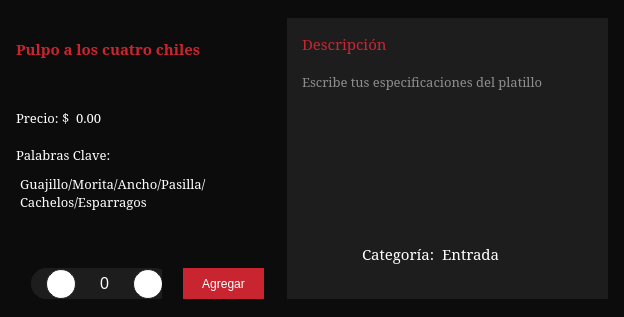
First picture: the form in Restaurante/Mesero/confirmacion_comanda.ui, repository camvaz/restaurante-ihc, before the edit.
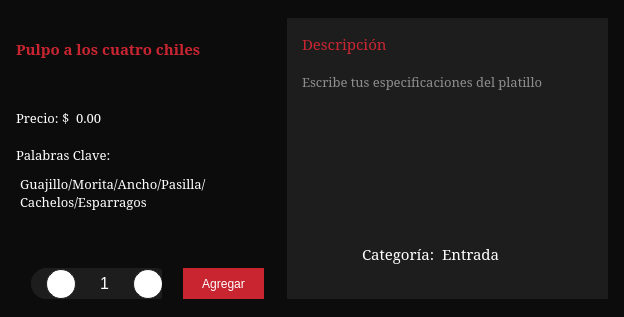
Second picture: the form after the edit. Icons and pictures are not drawn.

The edit to the form file:
```diff
--- a/Restaurante/Mesero/confirmacion_comanda.ui
+++ b/Restaurante/Mesero/confirmacion_comanda.ui
@@ -342,7 +342,7 @@
                 <string notr="true">color: rgb(255, 255, 255);</string>
                </property>
                <property name="text">
-                <string>0</string>
+                <string>1</string>
                </property>
               </widget>
              </item>
```
